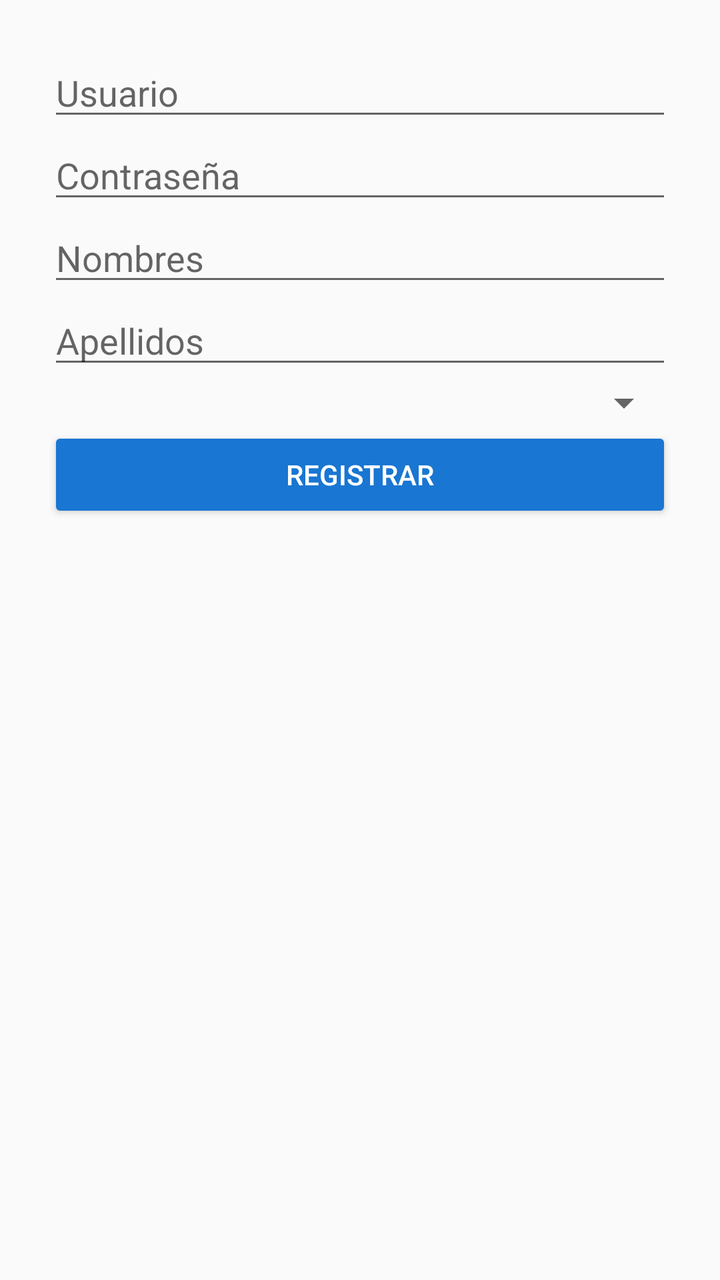
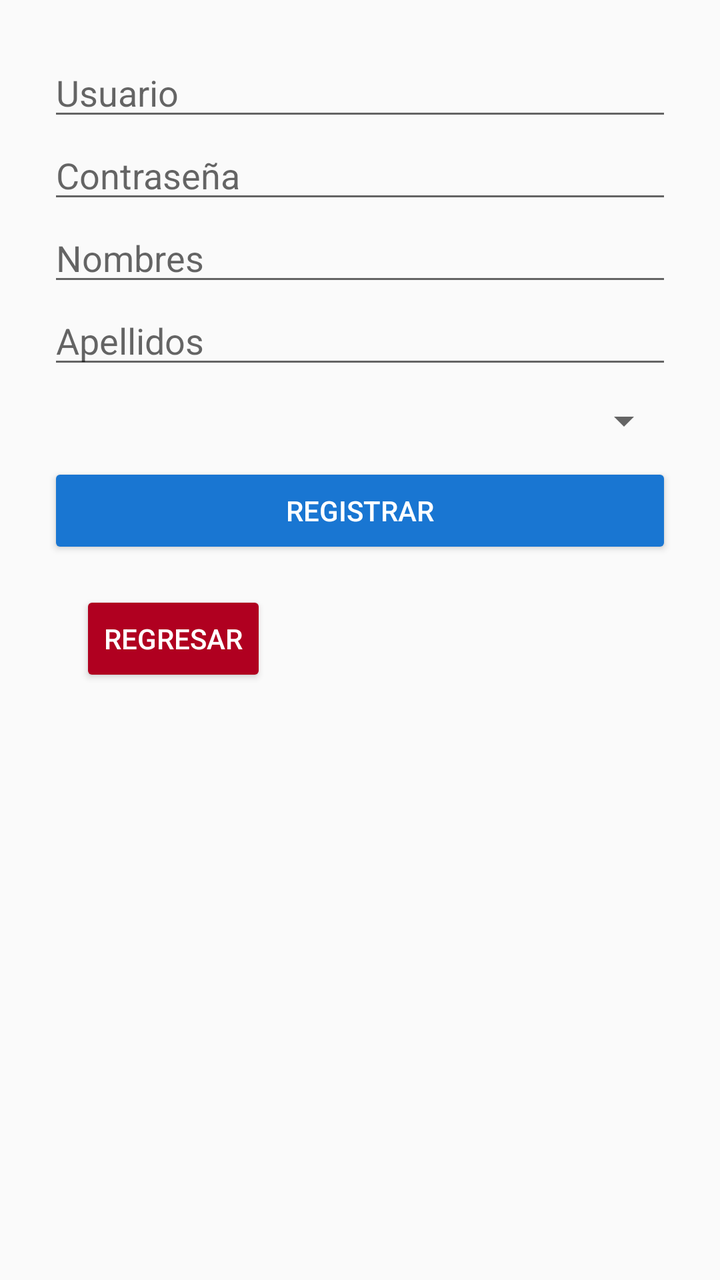

Two renders of the same Android screen: before a commit and after it. Below are the layout's source before the change and the commit's diff.
<!-- AndroidManifest.xml: application theme Theme.AppCompat.Light.NoActionBar -->
<!-- res/layout/activity_registro.xml -->
<?xml version="1.0" encoding="utf-8"?>
<ScrollView xmlns:android="http://schemas.android.com/apk/res/android"
    android:layout_width="match_parent"
    android:layout_height="match_parent">

    <LinearLayout
        android:layout_width="match_parent"
        android:layout_height="wrap_content"
        android:orientation="vertical"
        android:padding="24dp">

        <EditText
            android:id="@+id/etUsuario"
            android:hint="Usuario"
            android:layout_width="match_parent"
            android:layout_height="wrap_content"/>

        <EditText
            android:id="@+id/etPassword"
            android:hint="Contraseña"
            android:inputType="textPassword"
            android:layout_width="match_parent"
            android:layout_height="wrap_content"/>

        <EditText
            android:id="@+id/etNombres"
            android:hint="Nombres"
            android:layout_width="match_parent"
            android:layout_height="wrap_content"/>

        <EditText
            android:id="@+id/etApellidos"
            android:hint="Apellidos"
            android:layout_width="match_parent"
            android:layout_height="wrap_content"/>

        <Spinner
            android:id="@+id/spinnerRol"
            android:layout_width="match_parent"
            android:layout_height="wrap_content"/>

        <Button
            android:id="@+id/btnRegistrar"
            android:text="Registrar"
            android:layout_width="match_parent"
            android:layout_height="wrap_content"
            android:backgroundTint="#1976D2"
            android:textColor="#FFFFFF"/>
    </LinearLayout>
</ScrollView>
<!-- resources referenced by this layout -->
<resources>

</resources>

<!-- the commit's change to res/layout/activity_registro.xml (unified diff, before → after) -->
@@ -37,7 +37,7 @@
         <Spinner
             android:id="@+id/spinnerRol"
             android:layout_width="match_parent"
-            android:layout_height="wrap_content"/>
+            android:layout_height="42dp" />
 
         <Button
             android:id="@+id/btnRegistrar"
@@ -46,5 +46,15 @@
             android:layout_height="wrap_content"
             android:backgroundTint="#1976D2"
             android:textColor="#FFFFFF"/>
+
+        <Button
+            android:id="@+id/btnReturn_adm"
+            android:layout_width="wrap_content"
+            android:layout_height="wrap_content"
+            android:layout_gravity="top|start"
+            android:layout_margin="16dp"
+            android:backgroundTint="@color/design_default_color_error"
+            android:text="REGRESAR"
+            android:textColor="#FFFFFF" />
     </LinearLayout>
 </ScrollView>
